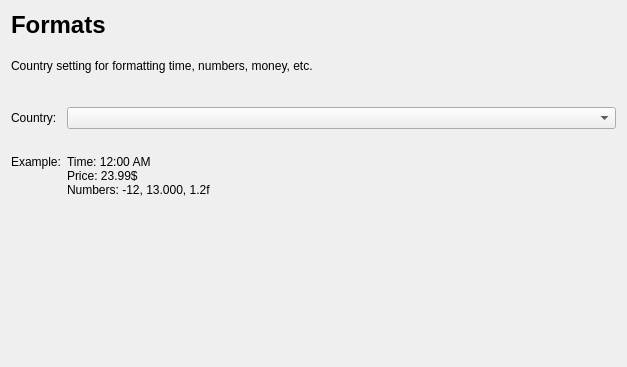
This is kcms/formats/kcmformatswidget.ui in KDE/plasma-desktop as Qt 5 draws it before an edit. The edited form follows.
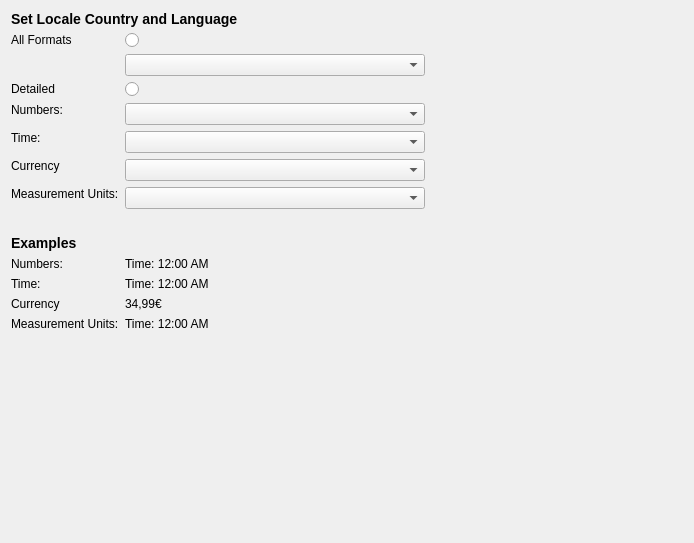
This is the edited form.

Commit message: Add widgets for detailed settings

What changed in the file:
```diff
--- a/kcms/formats/kcmformatswidget.ui
+++ b/kcms/formats/kcmformatswidget.ui
@@ -6,33 +6,23 @@
    <rect>
     <x>0</x>
     <y>0</y>
-    <width>627</width>
-    <height>367</height>
+    <width>694</width>
+    <height>543</height>
    </rect>
   </property>
   <layout class="QVBoxLayout" name="verticalLayout">
    <item>
-    <widget class="QLabel" name="label">
-     <property name="sizePolicy">
-      <sizepolicy hsizetype="Preferred" vsizetype="Minimum">
-       <horstretch>0</horstretch>
-       <verstretch>0</verstretch>
-      </sizepolicy>
-     </property>
+    <widget class="QLabel" name="label_2">
      <property name="text">
-      <string>&lt;h1&gt;Formats&lt;/h1&gt;</string>
-     </property>
-    </widget>
-   </item>
-   <item>
-    <widget class="QLabel" name="label_3">
-     <property name="text">
-      <string>&lt;br/&gt;Country setting for formatting time, numbers, money, etc.&lt;br/&gt;&lt;br/&gt;</string>
+      <string>&lt;h3&gt;Set Locale Country and Language&lt;/h3&gt;</string>
      </property>
     </widget>
    </item>
    <item>
     <layout class="QFormLayout" name="formLayout">
+     <property name="fieldGrowthPolicy">
+      <enum>QFormLayout::ExpandingFieldsGrow</enum>
+     </property>
      <property name="horizontalSpacing">
       <number>6</number>
      </property>
@@ -40,14 +30,24 @@
       <number>6</number>
      </property>
      <item row="0" column="0">
-      <widget class="QLabel" name="label_2">
+      <widget class="QLabel" name="label_8">
        <property name="text">
-        <string>Country:</string>
+        <string>All Formats</string>
+       </property>
+       <property name="alignment">
+        <set>Qt::AlignLeading|Qt::AlignLeft|Qt::AlignTop</set>
        </property>
       </widget>
      </item>
      <item row="0" column="1">
-      <widget class="QComboBox" name="countriesCombo">
+      <widget class="QRadioButton" name="radioAll">
+       <property name="text">
+        <string/>
+       </property>
+      </widget>
+     </item>
+     <item row="1" column="1">
+      <widget class="QComboBox" name="comboGlobal">
        <property name="minimumSize">
         <size>
          <width>300</width>
@@ -57,9 +57,9 @@
       </widget>
      </item>
      <item row="2" column="0">
-      <widget class="QLabel" name="label_4">
+      <widget class="QLabel" name="label_7">
        <property name="text">
-        <string>Example:</string>
+        <string>Detailed</string>
        </property>
        <property name="alignment">
         <set>Qt::AlignLeading|Qt::AlignLeft|Qt::AlignTop</set>
@@ -67,16 +67,43 @@
       </widget>
      </item>
      <item row="2" column="1">
-      <widget class="QLabel" name="exampleLabel">
+      <widget class="QRadioButton" name="radioDetailed">
        <property name="text">
-        <string>Time: 12:00 AM&lt;br/&gt;Price: 23.99$&lt;br/&gt;Numbers: -12, 13.000, 1.2f&lt;br/&gt;</string>
+        <string/>
        </property>
-       <property name="alignment">
-        <set>Qt::AlignLeading|Qt::AlignLeft|Qt::AlignTop</set>
+      </widget>
+     </item>
+     <item row="3" column="1">
+      <widget class="QComboBox" name="comboNumbers">
+       <property name="minimumSize">
+        <size>
+         <width>300</width>
+         <height>0</height>
+        </size>
        </property>
       </widget>
      </item>
-     <item row="1" column="0">
+     <item row="4" column="1">
+      <widget class="QComboBox" name="comboTime">
+       <property name="minimumSize">
+        <size>
+         <width>300</width>
+         <height>0</height>
+        </size>
+       </property>
+      </widget>
+     </item>
+     <item row="5" column="1">
+      <widget class="QComboBox" name="comboCurrency">
+       <property name="minimumSize">
+        <size>
+         <width>300</width>
+         <height>0</height>
+        </size>
+       </property>
+      </widget>
+     </item>
+     <item row="7" column="0">
       <widget class="QLabel" name="label_6">
        <property name="text">
         <string/>
@@ -86,6 +113,146 @@
        </property>
       </widget>
      </item>
+     <item row="8" column="0">
+      <widget class="QLabel" name="label_9">
+       <property name="text">
+        <string>&lt;h3&gt;Examples&lt;/h3&gt;</string>
+       </property>
+       <property name="alignment">
+        <set>Qt::AlignLeading|Qt::AlignLeft|Qt::AlignTop</set>
+       </property>
+      </widget>
+     </item>
+     <item row="9" column="0">
+      <widget class="QLabel" name="label_12">
+       <property name="text">
+        <string>Numbers:</string>
+       </property>
+       <property name="alignment">
+        <set>Qt::AlignLeading|Qt::AlignLeft|Qt::AlignTop</set>
+       </property>
+      </widget>
+     </item>
+     <item row="9" column="1">
+      <widget class="QLabel" name="exampleNumbers">
+       <property name="text">
+        <string>Time: 12:00 AM</string>
+       </property>
+       <property name="alignment">
+        <set>Qt::AlignLeading|Qt::AlignLeft|Qt::AlignTop</set>
+       </property>
+      </widget>
+     </item>
+     <item row="10" column="0">
+      <widget class="QLabel" name="label_4">
+       <property name="text">
+        <string>Time:</string>
+       </property>
+       <property name="alignment">
+        <set>Qt::AlignLeading|Qt::AlignLeft|Qt::AlignTop</set>
+       </property>
+      </widget>
+     </item>
+     <item row="10" column="1">
+      <widget class="QLabel" name="exampleTime">
+       <property name="text">
+        <string>Time: 12:00 AM</string>
+       </property>
+       <property name="alignment">
+        <set>Qt::AlignLeading|Qt::AlignLeft|Qt::AlignTop</set>
+       </property>
+      </widget>
+     </item>
+     <item row="11" column="0">
+      <widget class="QLabel" name="label_10">
+       <property name="text">
+        <string>Currency</string>
+       </property>
+       <property name="alignment">
+        <set>Qt::AlignLeading|Qt::AlignLeft|Qt::AlignTop</set>
+       </property>
+      </widget>
+     </item>
+     <item row="11" column="1">
+      <widget class="QLabel" name="exampleCurrency">
+       <property name="text">
+        <string>34,99€</string>
+       </property>
+       <property name="alignment">
+        <set>Qt::AlignLeading|Qt::AlignLeft|Qt::AlignTop</set>
+       </property>
+      </widget>
+     </item>
+     <item row="12" column="0">
+      <widget class="QLabel" name="label_11">
+       <property name="text">
+        <string>Measurement Units:</string>
+       </property>
+       <property name="alignment">
+        <set>Qt::AlignLeading|Qt::AlignLeft|Qt::AlignTop</set>
+       </property>
+      </widget>
+     </item>
+     <item row="12" column="1">
+      <widget class="QLabel" name="exampleMeasurement">
+       <property name="text">
+        <string>Time: 12:00 AM</string>
+       </property>
+       <property name="alignment">
+        <set>Qt::AlignLeading|Qt::AlignLeft|Qt::AlignTop</set>
+       </property>
+      </widget>
+     </item>
+     <item row="3" column="0">
+      <widget class="QLabel" name="label_13">
+       <property name="text">
+        <string>Numbers:</string>
+       </property>
+       <property name="alignment">
+        <set>Qt::AlignLeading|Qt::AlignLeft|Qt::AlignTop</set>
+       </property>
+      </widget>
+     </item>
+     <item row="4" column="0">
+      <widget class="QLabel" name="label_14">
+       <property name="text">
+        <string>Time:</string>
+       </property>
+       <property name="alignment">
+        <set>Qt::AlignLeading|Qt::AlignLeft|Qt::AlignTop</set>
+       </property>
+      </widget>
+     </item>
+     <item row="5" column="0">
+      <widget class="QLabel" name="label_15">
+       <property name="text">
+        <string>Currency</string>
+       </property>
+       <property name="alignment">
+        <set>Qt::AlignLeading|Qt::AlignLeft|Qt::AlignTop</set>
+       </property>
+      </widget>
+     </item>
+     <item row="6" column="0">
+      <widget class="QLabel" name="label_17">
+       <property name="text">
+        <string>Measurement Units:</string>
+       </property>
+       <property name="alignment">
+        <set>Qt::AlignLeading|Qt::AlignLeft|Qt::AlignTop</set>
+       </property>
+      </widget>
+     </item>
+     <item row="6" column="1">
+      <widget class="QComboBox" name="comboMeasurement">
+       <property name="minimumSize">
+        <size>
+         <width>300</width>
+         <height>0</height>
+        </size>
+       </property>
+      </widget>
+     </item>
     </layout>
    </item>
    <item>
```
Left out of the diff: 1 changed line with no effect on the pictures. The commit also changes 1 other file.
